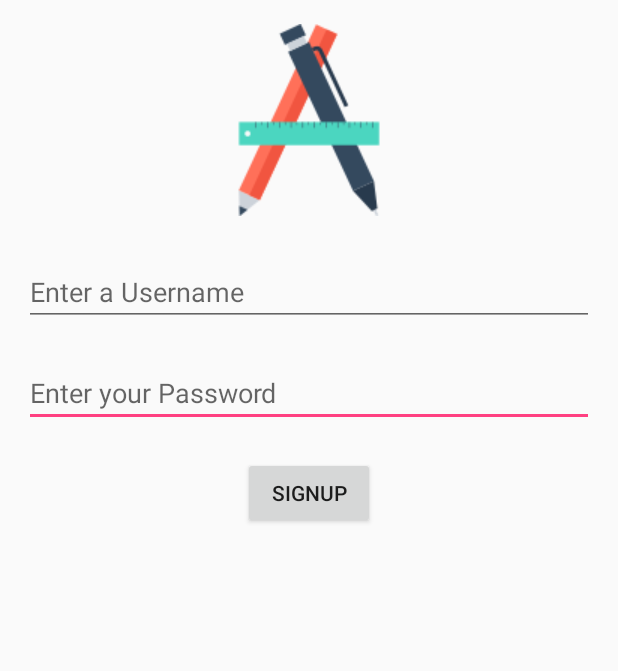
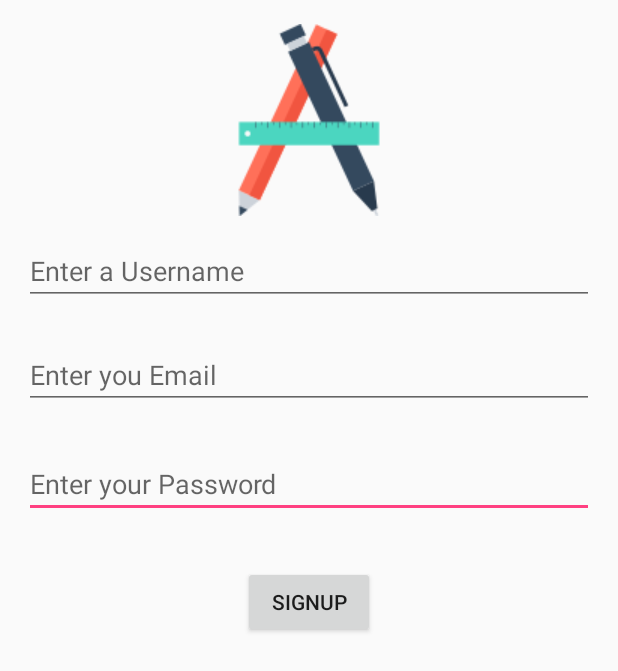
Before and after one commit to shogunatealex/capstone-three-triangles, an Android app: the screen it shows after launch (MainActivity), after a tap on "SIGNUP", on a phone screen of 412 x 824 dp. Shown: the top 671 px of the screen. Run offline under Robolectric (Android 15) with nearby library versions, the phone set to English and light mode, and no system bars; libraries missing offline, so code that uses them is left out: com.parse; 13 statements that could not run were skipped.

Commit message:
Added Email Field to Sign up
Added Email to Sign up

```diff
--- a/app/src/main/java/com/bamashire/capstoneapp/MainActivity.java
+++ b/app/src/main/java/com/bamashire/capstoneapp/MainActivity.java
@@ -30,14 +30,16 @@ public class MainActivity extends AppCompatActivity {
     public void signUp(View view) {
         EditText usernameText = (EditText) findViewById(R.id.usernameText);
         EditText passwordText = (EditText) findViewById(R.id.passwordText);
-        if (usernameText.getText().toString() == ""|| passwordText.getText().toString() == ""){
-           showToast("A username and password are required");
+        EditText emailText  = (EditText) findViewById(R.id.emailText);
+        if (usernameText.getText().toString() == ""|| passwordText.getText().toString() == "" || emailText.getText().toString() == ""){
+           showToast("A username,email, and password are required");
         }
         else {
             ParseUser user = new ParseUser();
 
             user.setUsername(usernameText.getText().toString());
             user.setPassword(passwordText.getText().toString());
+            user.setEmail(emailText.getText().toString());
 
             user.signUpInBackground(new SignUpCallback() {
                 @Override
--- a/app/src/main/res/layout/activity_main.xml
+++ b/app/src/main/res/layout/activity_main.xml
@@ -23,10 +23,9 @@
         android:id="@+id/passwordText"
         android:layout_width="match_parent"
         android:layout_height="wrap_content"
-        android:layout_alignParentLeft="true"
-        android:layout_alignParentStart="true"
-        android:layout_below="@+id/usernameText"
-        android:layout_marginTop="22dp"
+        android:layout_below="@+id/emailText"
+        android:layout_centerHorizontal="true"
+        android:layout_marginTop="27dp"
         android:ems="10"
         android:hint="Enter your Password"
         android:inputType="textPersonName" />
@@ -35,12 +34,24 @@
         android:id="@+id/usernameText"
         android:layout_width="match_parent"
         android:layout_height="wrap_content"
-        android:layout_alignParentLeft="true"
-        android:layout_alignParentStart="true"
+        android:layout_alignLeft="@+id/passwordText"
+        android:layout_alignStart="@+id/passwordText"
         android:layout_below="@+id/imageView"
-        android:layout_marginTop="28dp"
+        android:layout_marginTop="14dp"
         android:ems="10"
         android:hint="Enter a Username"
+        android:inputType="textPersonName" />
+
+    <EditText
+        android:id="@+id/emailText"
+        android:layout_width="match_parent"
+        android:layout_height="wrap_content"
+        android:layout_alignLeft="@+id/usernameText"
+        android:layout_alignStart="@+id/usernameText"
+        android:layout_below="@+id/usernameText"
+        android:layout_marginTop="24dp"
+        android:ems="10"
+        android:hint="Enter you Email"
         android:inputType="textPersonName" />
 
     <Button
@@ -49,7 +60,7 @@
         android:layout_height="wrap_content"
         android:layout_below="@+id/passwordText"
         android:layout_centerHorizontal="true"
-        android:layout_marginTop="20dp"
+        android:layout_marginTop="32dp"
         android:onClick="signUp"
         android:text="SignUp" />
 
```
Also changed, not shown: app/src/main/java/com/bamashire/capstoneapp/StarterApplication.java (+13 -13 lines).
